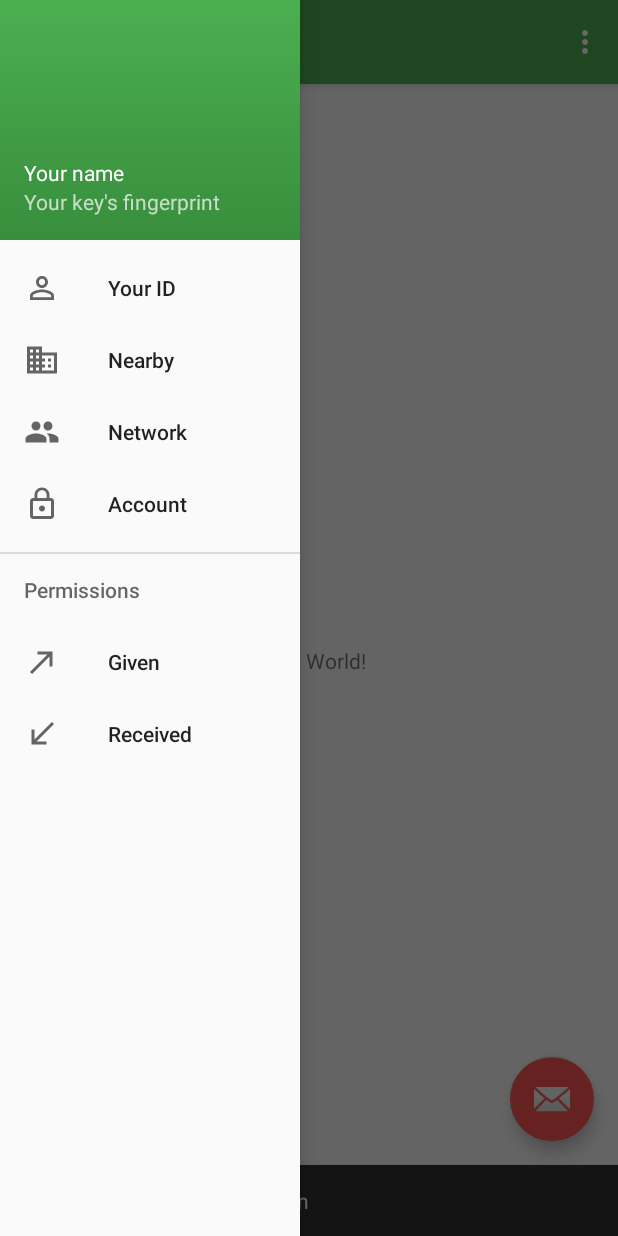
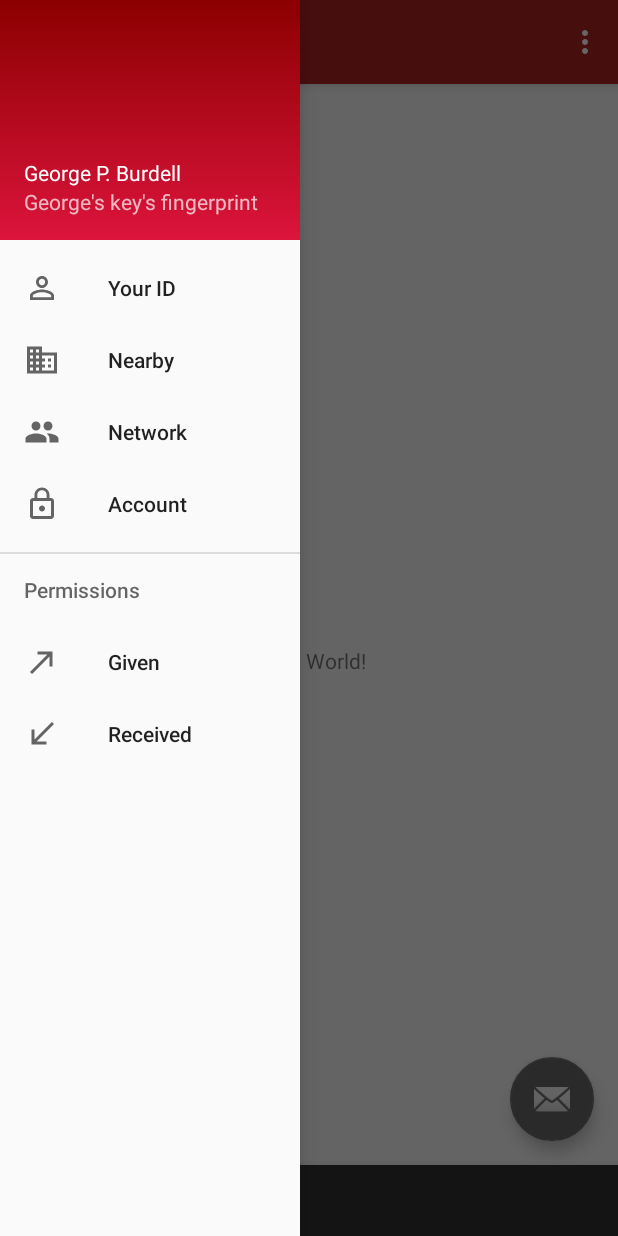
Before and after one commit to bentemplin/gatekeeper-app, an Android app: the screen it shows after launch (MainActivity), after a tap on "Open navigation drawer", on a phone screen of 412 x 824 dp. Run offline under Robolectric (Android 15) with nearby library versions, the phone set to English and light mode, and no system bars; 1 other tap on this screen came first.

Commit message:
Fix stupid colors

```diff
--- a/app/src/main/java/me/ryanpetschek/gatekeeper/MainActivity.java
+++ b/app/src/main/java/me/ryanpetschek/gatekeeper/MainActivity.java
@@ -27,7 +27,7 @@ public class MainActivity extends AppCompatActivity
         fab.setOnClickListener(new View.OnClickListener() {
             @Override
             public void onClick(View view) {
-                Snackbar.make(view, "Replace with your own action", Snackbar.LENGTH_LONG)
+                Snackbar.make(view, "Eat my ass, you stupid bitch.", Snackbar.LENGTH_LONG)
                         .setAction("Action", null).show();
             }
         });
--- a/app/src/main/res/drawable/side_nav_bar.xml
+++ b/app/src/main/res/drawable/side_nav_bar.xml
@@ -1,8 +1,8 @@
 <shape xmlns:android="http://schemas.android.com/apk/res/android"
     android:shape="rectangle" >
     <gradient
-        android:startColor="#4CAF50"
-        android:endColor="#388E3C"
+        android:startColor="#8B0000"
+        android:endColor="#DC143C"
         android:type="linear"
         android:angle="270"/>
 </shape>
--- a/app/src/main/res/layout/nav_header_main.xml
+++ b/app/src/main/res/layout/nav_header_main.xml
@@ -17,13 +17,13 @@
         android:layout_width="match_parent"
         android:layout_height="wrap_content"
         android:paddingTop="@dimen/nav_header_vertical_spacing"
-        android:text="Your name"
+        android:text="George P. Burdell"
         android:textAppearance="@style/TextAppearance.AppCompat.Body1" />
 
     <TextView
         android:layout_width="wrap_content"
         android:layout_height="wrap_content"
-        android:text="Your key's fingerprint"
+        android:text="George's key's fingerprint"
         android:id="@+id/textView" />
 
 </LinearLayout>
--- a/app/src/main/res/values/colors.xml
+++ b/app/src/main/res/values/colors.xml
@@ -1,6 +1,6 @@
 <?xml version="1.0" encoding="utf-8"?>
 <resources>
-    <color name="colorPrimary">#4CAF50</color>
-    <color name="colorPrimaryDark">#388E3C</color>
-    <color name="colorAccent">#FF5252</color>
+    <color name="colorPrimary">#B22222</color>
+    <color name="colorPrimaryDark">#8B0000</color>
+    <color name="colorAccent">#696969</color>
 </resources>
```
